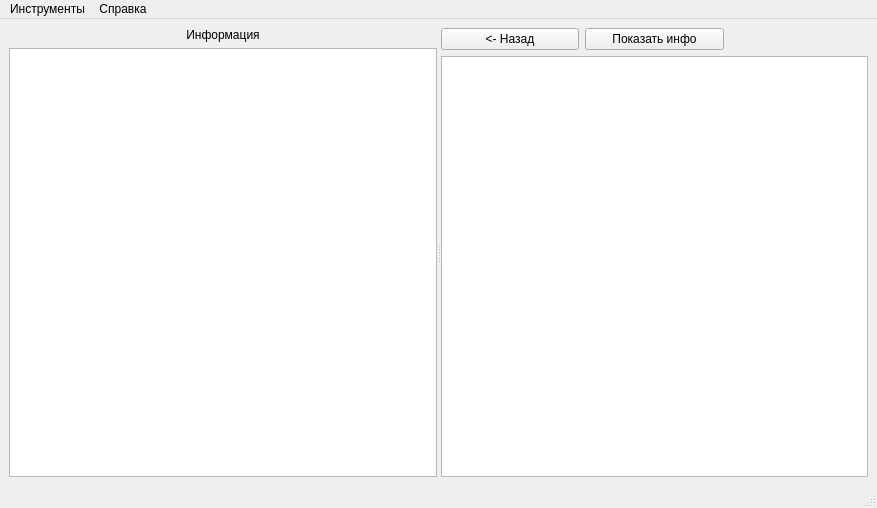
Before: the Qt Designer form Main Window/mainwindow.ui in StanleyStanMarsh/FolderWatcher, drawn with Qt 5.
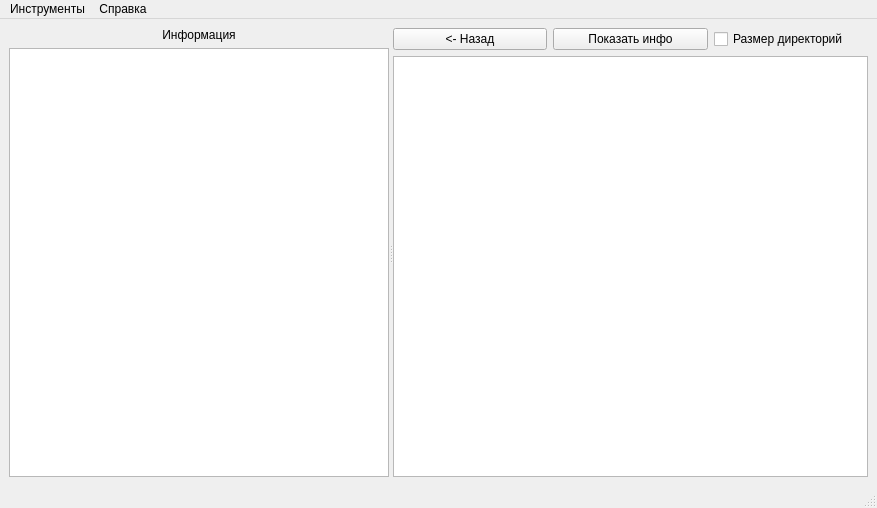
After: the same form once the commit is applied.

The edit to the form file:
```diff
--- a/Main Window/mainwindow.ui
+++ b/Main Window/mainwindow.ui
@@ -62,6 +62,13 @@
         <item row="1" column="0" colspan="3">
          <widget class="QListView" name="listView"/>
         </item>
+        <item row="0" column="2">
+         <widget class="QCheckBox" name="dir_size_box">
+          <property name="text">
+           <string>Размер директорий</string>
+          </property>
+         </widget>
+        </item>
        </layout>
       </widget>
      </widget>
```
Left out of the diff: 2 changed lines with no effect on the pictures.
